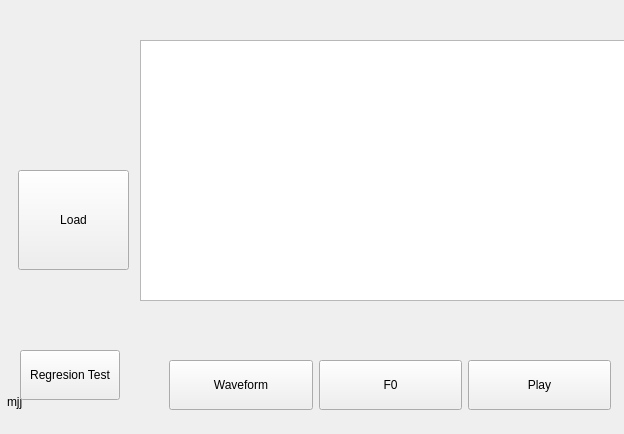
Qt form mainwindow.ui (rc000/IntonationAnalysis) before a commit.
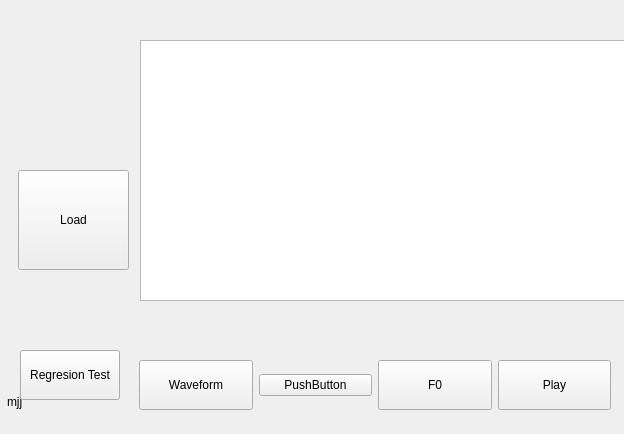
The same form after that commit.

What changed in the file:
```diff
--- a/mainwindow.ui
+++ b/mainwindow.ui
@@ -104,6 +104,13 @@
        </property>
       </widget>
      </item>
+     <item>
+      <widget class="QPushButton" name="pushButton">
+       <property name="text">
+        <string>PushButton</string>
+       </property>
+      </widget>
+     </item>
      <item>
       <widget class="QPushButton" name="bF0">
        <property name="minimumSize">
```
